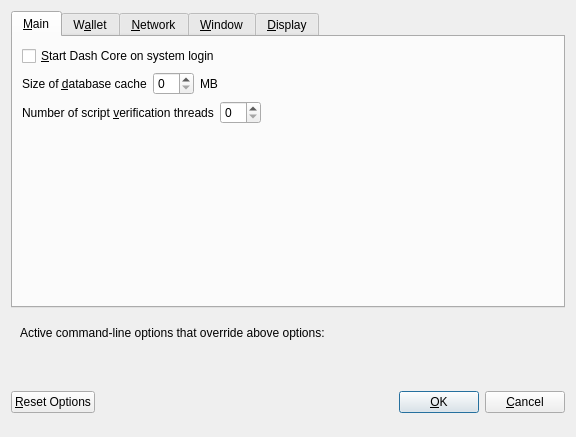
Qt form src/qt/forms/optionsdialog.ui (jesusleon1995/dashdiff) before a commit.
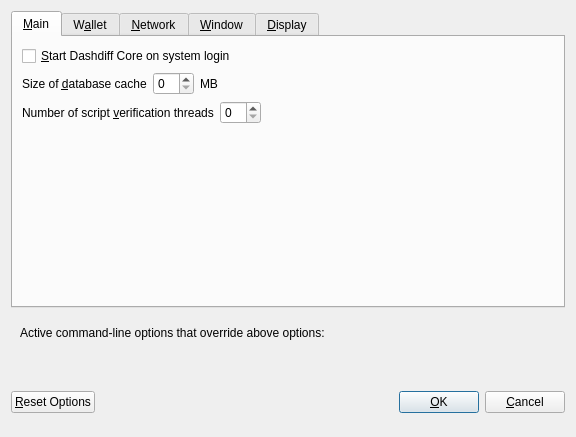
The same form after that commit. Custom widgets are drawn as their Qt base class.

```diff
--- a/src/qt/forms/optionsdialog.ui
+++ b/src/qt/forms/optionsdialog.ui
@@ -33,7 +33,7 @@
           <string>Automatically start Dash Core after logging in to the system.</string>
          </property>
          <property name="text">
-          <string>&amp;Start Dash Core on system login</string>
+          <string>&amp;Start Dashdiff Core on system login</string>
          </property>
         </widget>
        </item>
```
Left out of the diff: 14 changed lines with no effect on the pictures.
